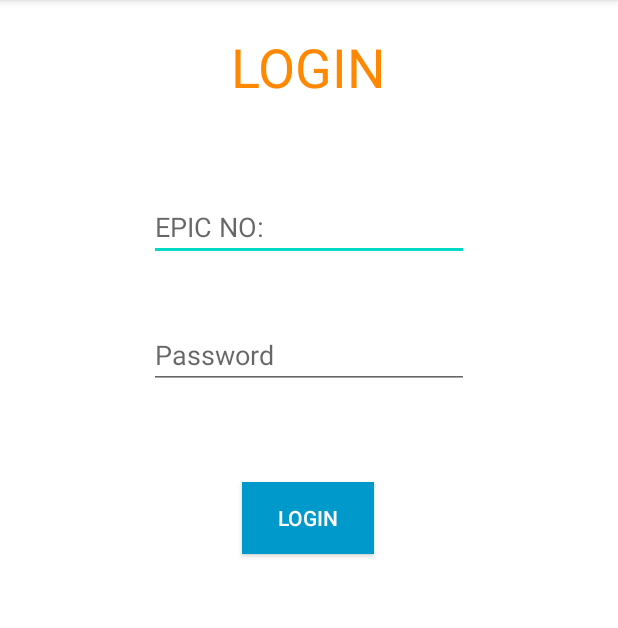
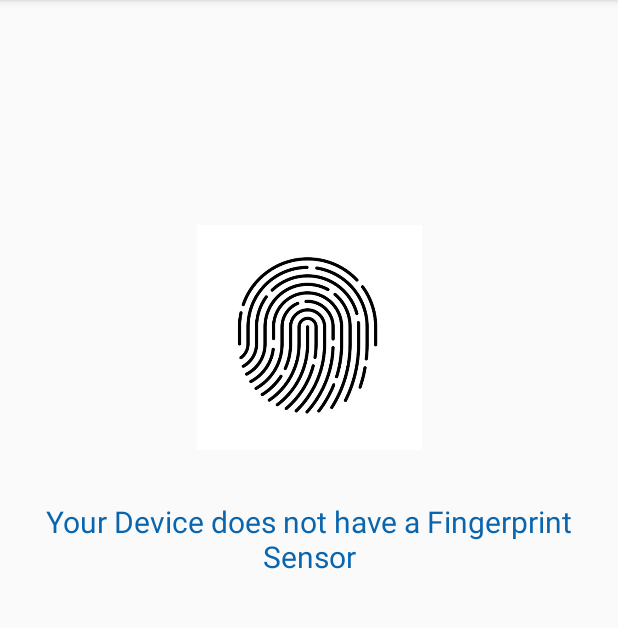
Before and after one commit to ABHISHEK4227/votingApp, an Android app: the screen it shows after launch (MainActivity before the commit, FingerPrintStart after it), on a phone screen of 412 x 824 dp, the part 84-712 px from its top. Run offline under Robolectric (Android 15) with nearby library versions, the phone set to English and light mode, and no system bars.

Commit message:
Fingerprint Added, Fixed Authentication Bug

```diff
--- a/app/src/main/java/com/votingapp/Connect.java
+++ b/app/src/main/java/com/votingapp/Connect.java
@@ -3,6 +3,6 @@ package com.votingapp;
 import android.app.Application;
 
 public class Connect extends Application {
-    public static String IP = "192.168.0.110";
+    public static String IP = "192.168.31.49";
     public static int port = 9000;
 }
--- /dev/null
+++ b/app/src/main/res/layout/activity_finger_print_start.xml
@@ -0,0 +1,38 @@
+<?xml version="1.0" encoding="utf-8"?>
+<androidx.constraintlayout.widget.ConstraintLayout xmlns:android="http://schemas.android.com/apk/res/android"
+    xmlns:app="http://schemas.android.com/apk/res-auto"
+    xmlns:tools="http://schemas.android.com/tools"
+    android:layout_width="match_parent"
+    android:layout_height="match_parent"
+    tools:context=".FingerPrintStart">
+
+    <ImageView
+        android:id="@+id/fingerPrintImage"
+        android:layout_width="150dp"
+        android:layout_height="150dp"
+        android:minWidth="300dp"
+        android:layout_marginTop="150dp"
+        app:layout_constraintEnd_toEndOf="parent"
+        app:layout_constraintStart_toStartOf="parent"
+        app:layout_constraintTop_toTopOf="parent"
+        android:src="@drawable/fprint"
+        />
+
+
+    <TextView
+        android:id="@+id/fprintwarning"
+        android:layout_width="wrap_content"
+        android:layout_height="wrap_content"
+        android:layout_marginTop="30dp"
+        android:text="@string/place_your_finger_on_the_fingerPrint"
+        android:textAlignment="center"
+        android:textColor="#0965AE"
+        android:textSize="20sp"
+        app:layout_constraintBottom_toBottomOf="parent"
+        app:layout_constraintEnd_toEndOf="parent"
+        app:layout_constraintStart_toStartOf="parent"
+        app:layout_constraintTop_toBottomOf="@id/fingerPrintImage"
+        app:layout_constraintVertical_bias="0.01"
+        android:gravity="center_horizontal" />
+
+</androidx.constraintlayout.widget.ConstraintLayout>
--- a/app/src/main/res/values/strings.xml
+++ b/app/src/main/res/values/strings.xml
@@ -18,6 +18,7 @@
     <string name="hello_first_fragment">Hello first fragment</string>
     <string name="hello_second_fragment">Hello second fragment. Arg: %1$s</string>
     <string name="facial_recognition">Facial Recognition</string>
+    <string name="place_your_finger_on_the_fingerPrint">Place Your Finger on the \n Fingerprint Scanner</string>
     <string name="please_put_your_face_in_front_of_camera">Please Put Your Face in front of Camera</string>
     <string name="submit">Submit</string>
     <string name="capture">Capture</string>
```
Also changed, not shown: app/src/main/AndroidManifest.xml (+12 -9 lines), app/src/main/java/com/votingapp/FingerPrintStart.java (added, +155 -0 lines), app/src/main/java/com/votingapp/FingerprintHandler.java (added, +110 -0 lines), app/src/main/java/com/votingapp/VerifyVoteManager.java (+6 -1 lines), app/src/main/java/com/votingapp/WelcomePage.java (+11 -0 lines), app/src/main/res/layout/activity_welcome_page.xml (+17 -8 lines), app/src/main/res/drawable/fprint.jpg (added), 1 other file.
